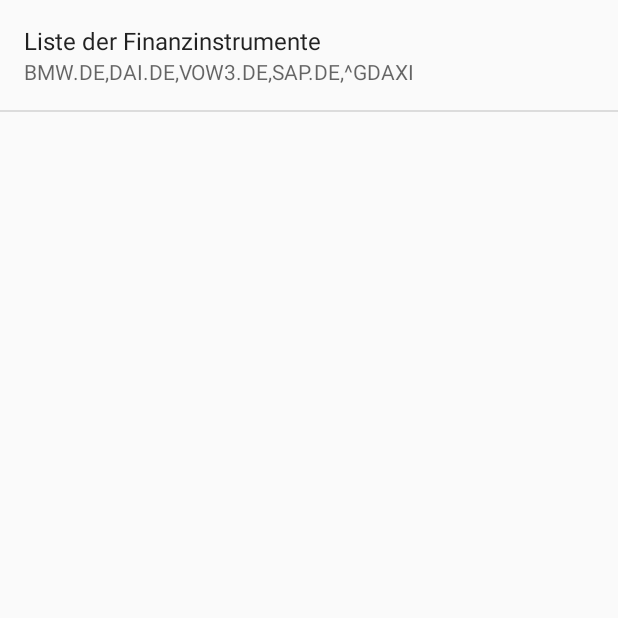
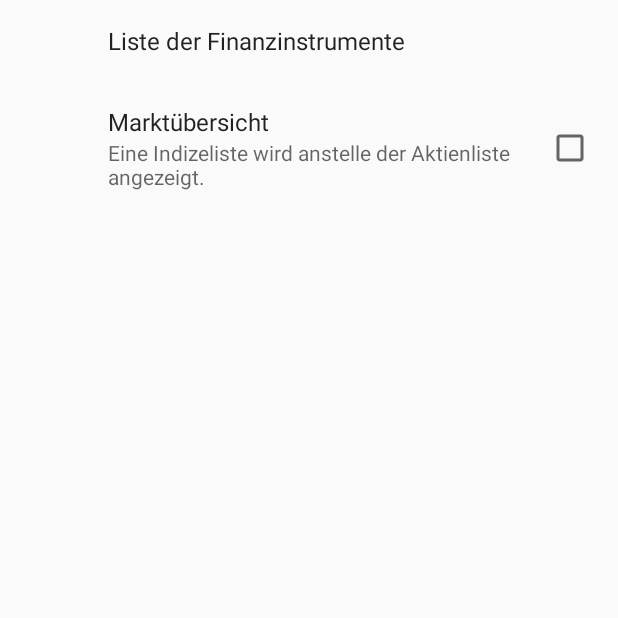
Before and after one commit to ulrich1966/myaktiehq, an Android app: the AktienlisteFragment screen opened directly, with no data from a screen before it, in the options menu, after a tap on "Settings", on a phone screen of 412 x 824 dp, the top half of it. Run offline under Robolectric (Android 15) with nearby library versions, the phone set to English and light mode, and no system bars; our stand-ins replace androidx.preference.

Commit message:
preferences-und-einstellungen 3

```diff
--- a/app/build.gradle
+++ b/app/build.gradle
@@ -22,8 +22,9 @@ dependencies {
     implementation fileTree(dir: 'libs', include: ['*.jar'])
     implementation 'com.android.support:appcompat-v7:28.0.0'
     implementation 'com.android.support.constraint:constraint-layout:1.1.3'
+    implementation 'com.android.support:preference-v7:28.0.0'
+    implementation 'org.jetbrains:annotations-java5:15.0'
     testImplementation 'junit:junit:4.12'
     androidTestImplementation 'com.android.support.test:runner:1.0.2'
     androidTestImplementation 'com.android.support.test.espresso:espresso-core:3.0.2'
-    implementation 'org.jetbrains:annotations-java5:15.0'
 }
--- a/app/src/main/java/com/example/myaktiehq/EinstellungenActivity.java
+++ b/app/src/main/java/com/example/myaktiehq/EinstellungenActivity.java
@@ -1,29 +1,16 @@
 package com.example.myaktiehq;
 
-import android.content.SharedPreferences;
 import android.os.Bundle;
-import android.preference.Preference;
-import android.preference.PreferenceActivity;
-import android.preference.PreferenceManager;
 import android.support.annotation.Nullable;
+import android.support.v7.app.AppCompatActivity;
 
 
-public class EinstellungenActivity extends PreferenceActivity implements Preference.OnPreferenceChangeListener {
+public class EinstellungenActivity extends AppCompatActivity {
 
     @Override
     public void onCreate(@Nullable Bundle savedInstanceState) {
         super.onCreate(savedInstanceState);
-        addPreferencesFromResource(R.xml.preferences);
-        Preference aktenlistePref = findPreference(getString(R.string.preference_aktienliste_key));
-        aktenlistePref.setOnPreferenceChangeListener(this);
-        SharedPreferences sharedPreferences = PreferenceManager.getDefaultSharedPreferences(this);
-        String gespeichertereAktenliste = sharedPreferences.getString(aktenlistePref.getKey(), "");
-        onPreferenceChange(aktenlistePref, gespeichertereAktenliste);
+        getSupportFragmentManager().beginTransaction().replace(android.R.id.content,new EinstellungenFragment()).commit();
     }
 
-    @Override
-    public boolean onPreferenceChange(Preference preference, Object value) {
-        preference.setSummary(value.toString());
-        return true;
-    }
 }
--- /dev/null
+++ b/app/src/main/java/com/example/myaktiehq/EinstellungenFragment.java
@@ -0,0 +1,28 @@
+package com.example.myaktiehq;
+
+import android.content.SharedPreferences;
+import android.os.Bundle;
+import android.preference.PreferenceManager;
+import android.support.v7.preference.Preference;
+import android.support.v7.preference.PreferenceFragmentCompat;
+
+
+public class EinstellungenFragment extends PreferenceFragmentCompat implements Preference.OnPreferenceChangeListener {
+
+    @Override
+    public boolean onPreferenceChange(Preference preference, Object newValue) {
+        preference.setSummary(newValue.toString());
+        return true;
+    }
+
+    @Override
+    public void onCreatePreferences(Bundle bundle, String rootKey) {
+        setPreferencesFromResource(R.xml.preferences, rootKey);
+        Preference aktienlistePref = findPreference(getString(R.string.preference_aktienliste_key));
+        aktienlistePref.setOnPreferenceChangeListener((this));
+
+        SharedPreferences sharedPrefs = PreferenceManager.getDefaultSharedPreferences(getActivity());
+        String gespeicherteAktienliste = sharedPrefs.getString(aktienlistePref.getKey(),"");
+        onPreferenceChange(aktienlistePref,gespeicherteAktienliste);
+    }
+}
--- a/app/src/main/java/com/example/myaktiehq/MainActivity.java
+++ b/app/src/main/java/com/example/myaktiehq/MainActivity.java
@@ -24,21 +24,17 @@ public class MainActivity extends AppCompatActivity {
         getMenuInflater().inflate(R.menu.menu_main, menu);
         return true;
     }
-
     @Override
     public boolean onOptionsItemSelected(MenuItem item) {
-        boolean success;
         switch (item.getItemId()) {
             case R.id.action_settings:
-                Toast.makeText(this, "Einstellungen wurde gedrückt", Toast.LENGTH_SHORT).show();
-                startActivity(new Intent(this, EinstellungenActivity.class));
-                success = true;
-                break;
+                Toast.makeText(this, R.string.toast_setting_msg , Toast.LENGTH_SHORT).show();
+                startActivity(new Intent(this,EinstellungenActivity.class));
 
+                return true;
             default:
-                success = super.onOptionsItemSelected(item);
+                return super.onOptionsItemSelected(item);
+        }
 
-        }
-        return success;
     }
 }
--- a/app/src/main/res/values/strings.xml
+++ b/app/src/main/res/values/strings.xml
@@ -8,4 +8,10 @@
     <string name="preference_aktienliste_title">Liste der Finanzinstrumente</string>
     <string name="preference_aktienliste_key">aktienliste</string>
     <string name="preference_aktienliste_default">BMW.DE,DAI.DE,VOW3.DE,SAP.DE,^GDAXI</string>
+    <string name="preference_indizemodus_title">Marktübersicht (Indize-Modus)</string>
+    <string name="preference_indizemodus_key">indizemodus</string>
+    <string name="preference_indizemodus_summary">Eine Indizeliste wird anstelle der Aktienliste angezeigt.</string>
+    <string name="preference_aktienliste_titel">Liste der Finanzinstrumente</string>
+    <string name="preference_indizemodus_titel">Marktübersicht</string>
+    <string name="toast_setting_msg">Settings wurde gedrückt</string>
 </resources>
--- a/app/src/main/res/values/styles.xml
+++ b/app/src/main/res/values/styles.xml
@@ -8,4 +8,8 @@
         <item name="colorAccent">@color/colorAccent</item>
     </style>
 
+    <style name="SettingTheme" parent="Theme.AppCompat.Light.NoActionBar">
+        <item name="preferenceTheme">@style/PreferenceThemeOverlay</item>
+    </style>
+
 </resources>
--- /dev/null
+++ b/app/src/main/res/values/toast.xml
@@ -0,0 +1,5 @@
+<?xml version="1.0" encoding="utf-8"?>
+<resources>
+    <string name="toast_moin">Moin Bremen</string>
+    <string name="toast_aktie_reqest">Aktiendaten werden abgefragt!</string>
+</resources>
--- a/app/src/main/res/xml/preferences.xml
+++ b/app/src/main/res/xml/preferences.xml
@@ -2,10 +2,18 @@
 
 <PreferenceScreen xmlns:android="http://schemas.android.com/apk/res/android">
 
+
     <EditTextPreference
         android:defaultValue="@string/preference_aktienliste_default"
+        android:key="@string/preference_aktienliste_key"
+        android:selectAllOnFocus="true"
         android:inputType="textMultiLine"
-        android:key="@string/preference_aktienliste_key"
-        android:title="@string/preference_aktienliste_title">
-    </EditTextPreference>
+        android:title="@string/preference_aktienliste_titel" />
+
+    <CheckBoxPreference
+        android:defaultValue="false"
+        android:key="@string/preference_indizemodus_key"
+        android:summary="@string/preference_indizemodus_summary"
+        android:title="@string/preference_indizemodus_titel" />
+
 </PreferenceScreen>
```
Also changed, not shown: app/src/main/AndroidManifest.xml (+6 -4 lines), app/src/main/java/com/example/myaktiehq/AktienlisteFragment.java (+29 -26 lines).
